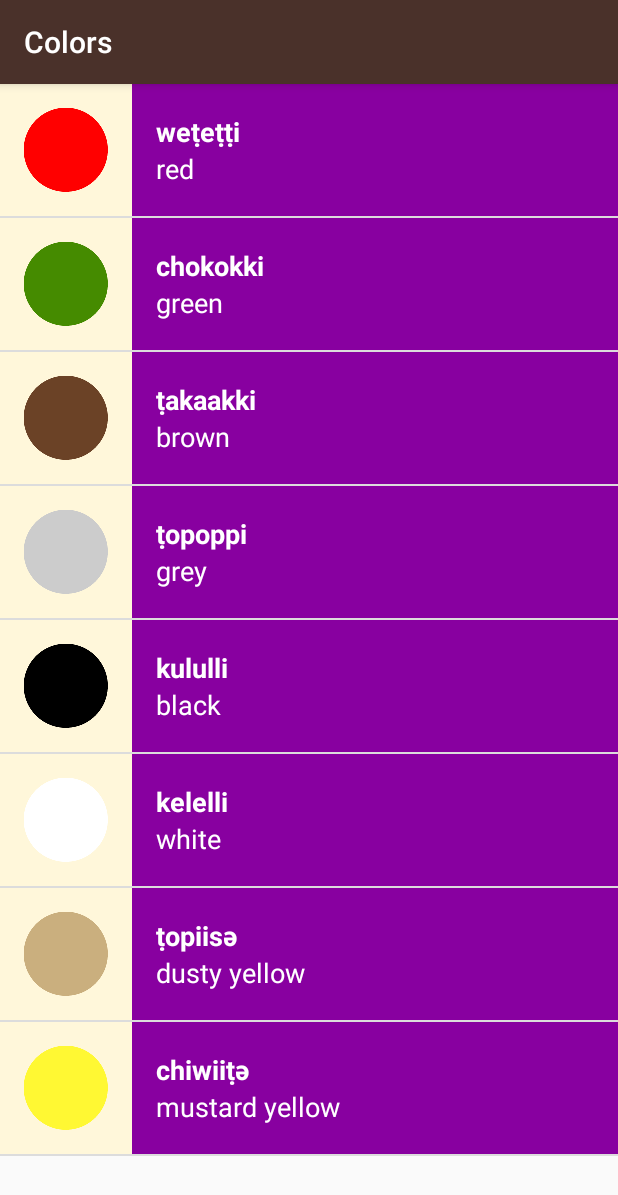
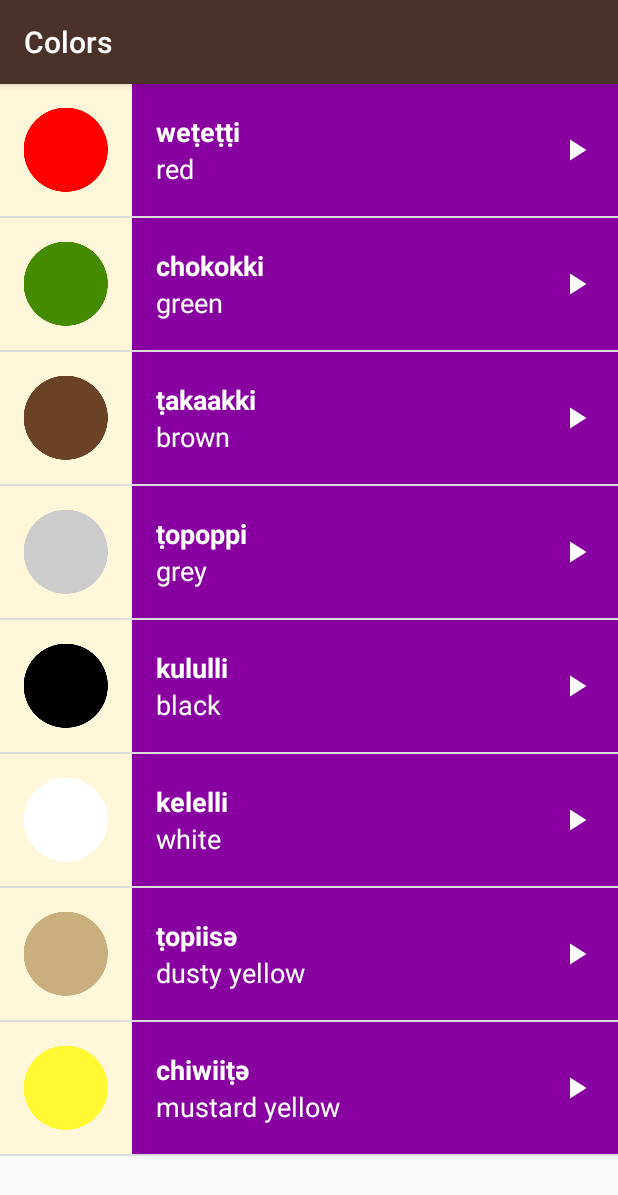
Before and after one commit to enk1/Miwok, an Android app: the ColorsActivity screen opened directly, with no data from a screen before it, on a phone screen of 412 x 824 dp. Shown: the top 1195 px of the screen. Run offline under Robolectric (Android 15) with nearby library versions, the phone set to English and light mode, and no system bars.

Commit message:
play arrows added

```diff
--- a/app/src/main/res/layout/list_item.xml
+++ b/app/src/main/res/layout/list_item.xml
@@ -1,22 +1,25 @@
 <?xml version="1.0" encoding="utf-8"?>
 
-<LinearLayout xmlns:android="http://schemas.android.com/apk/res/android"
+<RelativeLayout xmlns:android="http://schemas.android.com/apk/res/android"
     xmlns:tools="http://schemas.android.com/tools"
     android:layout_width="match_parent"
-    android:layout_height="wrap_content"
+    android:layout_height="@dimen/list_item_height"
     android:background="@color/tan_background"
-    android:minHeight="@dimen/list_item_height"
-    android:orientation="horizontal">
+    android:minHeight="@dimen/list_item_height">
 
     <ImageView
         android:id="@+id/image_text_view"
         android:layout_width="@dimen/list_item_height"
-        android:layout_height="@dimen/list_item_height"/>
+        android:layout_height="@dimen/list_item_height" />
 
-    <LinearLayout
+    <RelativeLayout
         android:id="@+id/text_container"
         android:layout_width="match_parent"
-        android:layout_height="match_parent"
+        android:layout_height="@dimen/list_item_height"
+        android:layout_alignParentBottom="true"
+        android:layout_alignParentRight="true"
+        android:layout_alignParentTop="true"
+        android:layout_toRightOf="@id/image_text_view"
         android:background="@color/category_numbers"
         android:orientation="vertical"
         android:paddingLeft="16dp">
@@ -24,7 +27,7 @@
         <TextView
             android:id="@+id/miwok_text_view"
             android:layout_width="match_parent"
-            android:layout_height="0dp"
+            android:layout_height="44dp"
             android:layout_weight="1"
             android:gravity="bottom"
             android:textAppearance="?android:textAppearanceMedium"
@@ -35,12 +38,21 @@
         <TextView
             android:id="@+id/default_text_view"
             android:layout_width="match_parent"
-            android:layout_height="0dp"
+            android:layout_height="44dp"
+            android:layout_below="@id/miwok_text_view"
             android:layout_weight="1"
             android:gravity="top"
             android:textAppearance="?android:textAppearanceMedium"
             android:textColor="@android:color/white"
             tools:text="one" />
-    </LinearLayout>
 
-</LinearLayout>
+        <ImageView
+            android:layout_width="24dp"
+            android:layout_height="24dp"
+            android:layout_alignParentRight="true"
+            android:layout_centerVertical="true"
+            android:layout_marginRight="16dp"
+            android:src="@drawable/ic_play_arrow_white_24dp" />
+    </RelativeLayout>
+
+</RelativeLayout>
```
Also changed, not shown: app/src/main/res/drawable-hdpi/ic_play_arrow_black_24dp.png (added), app/src/main/res/drawable-hdpi/ic_play_arrow_white_24dp.png (added), app/src/main/res/drawable-mdpi/ic_play_arrow_black_24dp.png (added), app/src/main/res/drawable-mdpi/ic_play_arrow_white_24dp.png (added), app/src/main/res/drawable-xhdpi/ic_play_arrow_black_24dp.png (added), app/src/main/res/drawable-xhdpi/ic_play_arrow_white_24dp.png (added), app/src/main/res/drawable-xxhdpi/ic_play_arrow_black_24dp.png (added), app/src/main/res/drawable-xxhdpi/ic_play_arrow_white_24dp.png (added), app/src/main/res/drawable-xxxhdpi/ic_play_arrow_black_24dp.png (added), app/src/main/res/drawable-xxxhdpi/ic_play_arrow_white_24dp.png (added).
